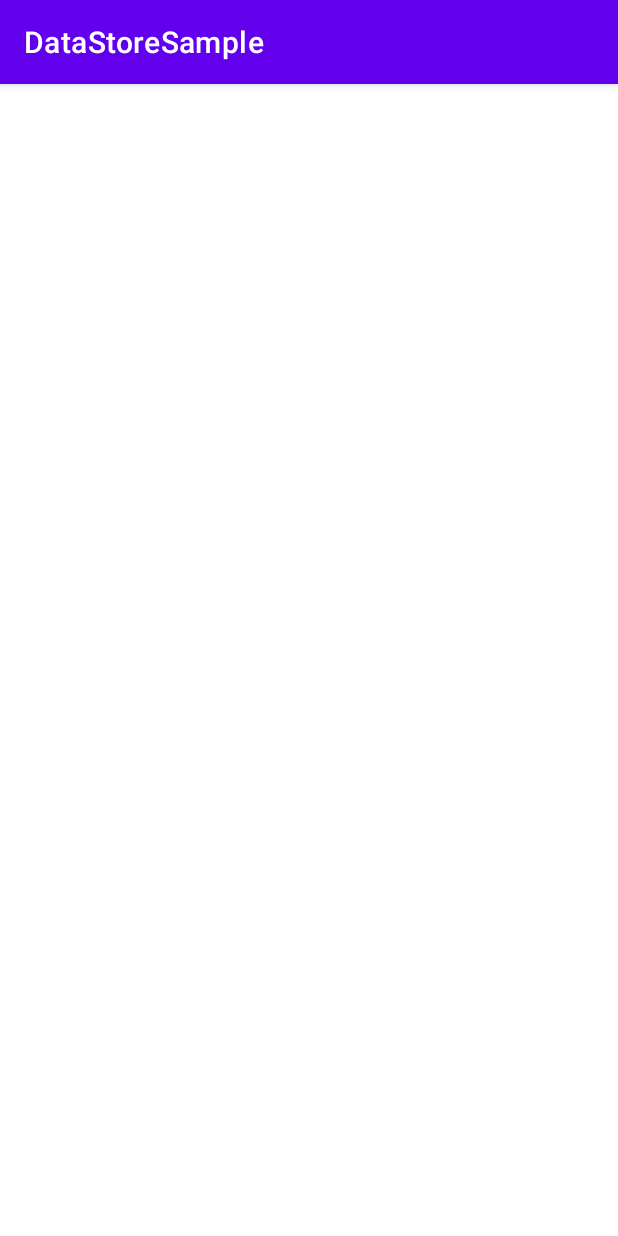
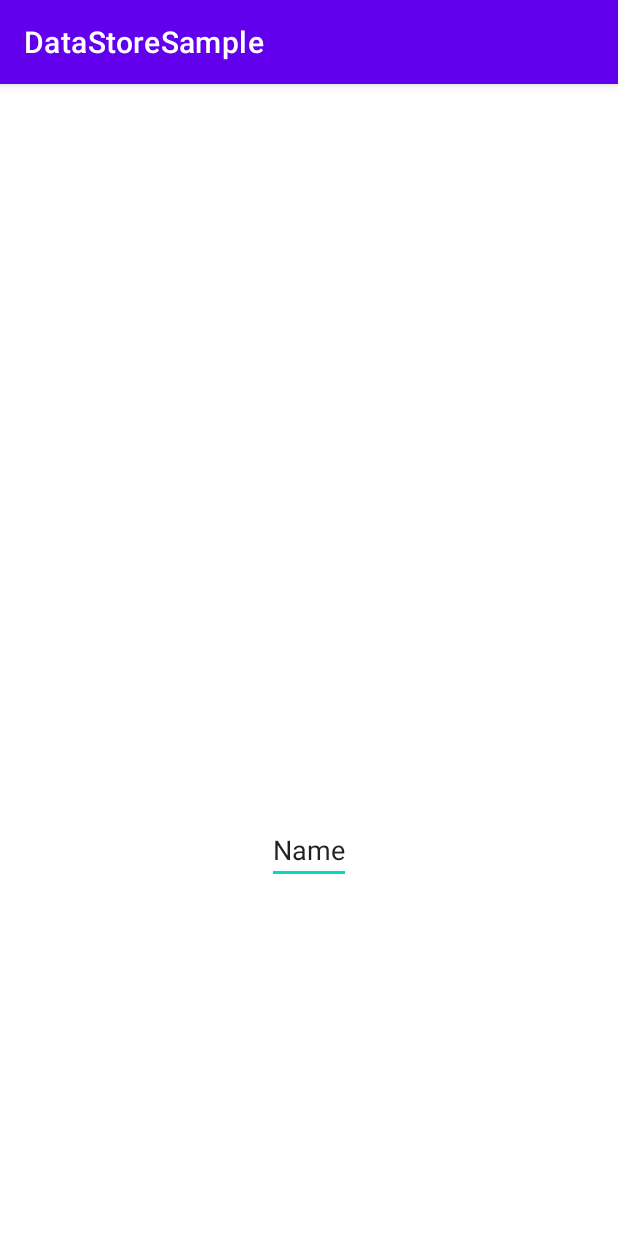
Before and after one commit to Eldhopj/DataStoreSample, an Android app: the screen it shows after launch (MainActivity), on a phone screen of 412 x 824 dp. Run offline under Robolectric (Android 15) with nearby library versions, the phone set to English and light mode, and no system bars; our stand-ins replace Dagger/Hilt's generated code.

```diff
--- a/app/src/main/java/com/example/datastoresample/DataStoreModule.kt
+++ b/app/src/main/java/com/example/datastoresample/DataStoreModule.kt
@@ -11,8 +11,6 @@ import dagger.hilt.InstallIn
 import dagger.hilt.components.SingletonComponent
 import javax.inject.Singleton
 
-object DataStoreModule {
-
 @Module
 @InstallIn(SingletonComponent::class)
 object DataStoreModule {
@@ -24,5 +22,3 @@ object DataStoreModule {
         }
     }
 }
-
-}
--- a/app/src/main/java/com/example/datastoresample/MainActivity.kt
+++ b/app/src/main/java/com/example/datastoresample/MainActivity.kt
@@ -2,10 +2,42 @@ package com.example.datastoresample
 
 import androidx.appcompat.app.AppCompatActivity
 import android.os.Bundle
+import androidx.core.widget.doAfterTextChanged
+import androidx.lifecycle.flowWithLifecycle
+import androidx.lifecycle.lifecycleScope
+import com.example.datastoresample.databinding.ActivityMainBinding
+import dagger.hilt.android.AndroidEntryPoint
+import javax.inject.Inject
+import kotlinx.coroutines.flow.collect
+import kotlinx.coroutines.launch
 
+@AndroidEntryPoint
 class MainActivity : AppCompatActivity() {
+    @Inject lateinit var dao: DataStoreDao
+    private lateinit var binding: ActivityMainBinding
     override fun onCreate(savedInstanceState: Bundle?) {
         super.onCreate(savedInstanceState)
-        setContentView(R.layout.activity_main)
+        binding = ActivityMainBinding.inflate(layoutInflater)
+        val view = binding.root
+        setContentView(view)
+
+        setName()
+        observeName()
+    }
+
+    private fun setName() {
+        binding.personNameEt.doAfterTextChanged {
+            lifecycleScope.launch {
+                dao.setName(it.toString())
+            }
+        }
+    }
+
+    private fun observeName() {
+        lifecycleScope.launch {
+            dao.name.flowWithLifecycle(lifecycle).collect {
+                binding.personNameTv.text = it
+            }
+        }
     }
 }
--- a/app/src/main/res/layout/activity_main.xml
+++ b/app/src/main/res/layout/activity_main.xml
@@ -4,4 +4,27 @@
     xmlns:tools="http://schemas.android.com/tools"
     android:layout_width="match_parent"
     android:layout_height="match_parent"
-    tools:context=".MainActivity"/>
+    tools:context=".MainActivity">
+
+    <EditText
+        android:id="@+id/personNameEt"
+        android:layout_width="wrap_content"
+        android:layout_height="wrap_content"
+        android:inputType="textPersonName"
+        android:text="Name"
+        app:layout_constraintBottom_toBottomOf="parent"
+        app:layout_constraintEnd_toEndOf="parent"
+        app:layout_constraintHorizontal_bias="0.5"
+        app:layout_constraintStart_toStartOf="parent"
+        app:layout_constraintTop_toBottomOf="@+id/personNameTv" />
+
+    <TextView
+        android:id="@+id/personNameTv"
+        android:layout_width="wrap_content"
+        android:layout_height="wrap_content"
+        app:layout_constraintBottom_toTopOf="@+id/personNameEt"
+        app:layout_constraintEnd_toEndOf="parent"
+        app:layout_constraintHorizontal_bias="0.5"
+        app:layout_constraintStart_toStartOf="parent"
+        app:layout_constraintTop_toTopOf="parent" />
+</androidx.constraintlayout.widget.ConstraintLayout>
```
Also changed, not shown: app/build.gradle (+16 -7 lines), gradle/wrapper/gradle-wrapper.properties. Lines whose indentation alone changed are shown as unchanged.
